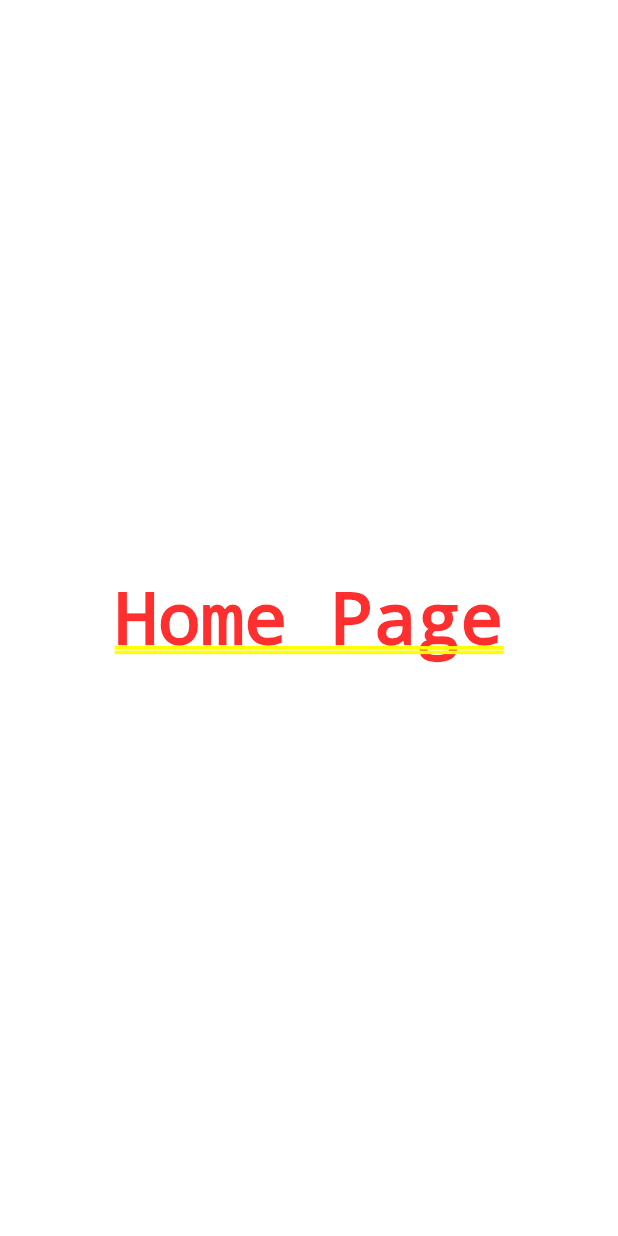
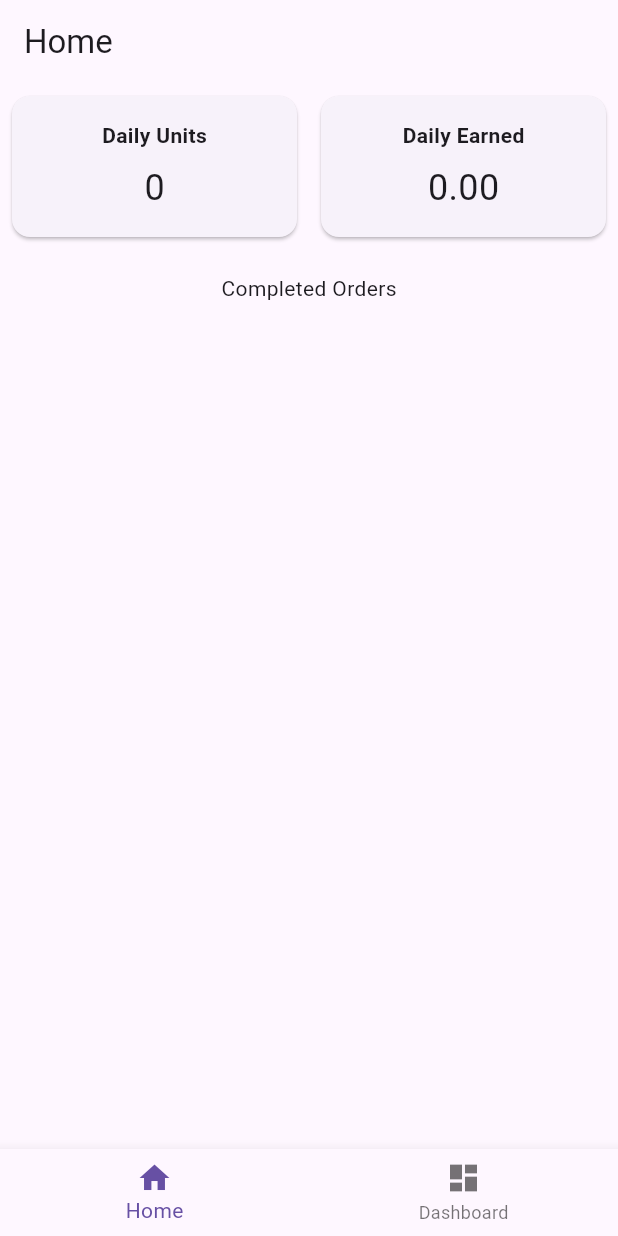
Before and after one commit to Garfend/week1_assignments, a Flutter app: the screen it shows after launch, on a phone screen of 412 x 824 dp. Run offline on Flutter 3.47's test engine with Material 3 defaults, Android fonts, the phone set to English and light mode, and no system bars; our stand-ins replace sqflite; accounts and stored records are empty.

Commit message:
Add Dashboard and Home pages with order management and reporting features

```diff
--- a/lib/main.dart
+++ b/lib/main.dart
@@ -1,19 +1,111 @@
+import 'package:flutter/material.dart';
+import 'package:assignment1/ui/widgets/app_navigation_bar.dart';
+import 'package:assignment1/logic/services/navigation_service.dart';
 import 'package:assignment1/ui/pages/home_page.dart';
-import 'package:flutter/material.dart';
+import 'package:assignment1/ui/pages/dashboard.dart';
+import 'package:assignment1/data/models/order_model.dart';
+import 'package:assignment1/data/models/item_drink.dart';
+import 'package:assignment1/data/models/constants/order_status.dart';
+import 'package:assignment1/data/repository/imp/order_repository_impl.dart';
+import 'package:assignment1/data/repository/imp/daily_reports_repository_imp.dart';
+import 'package:assignment1/logic/services/order_service.dart';
+import 'package:assignment1/logic/services/daily_reports_service.dart';
+import 'package:assignment1/data/local/app_database.dart';
+import 'dart:convert';
+import 'package:flutter/services.dart' show rootBundle;
 
-void main() {
-  runApp(AhwaaApp());
+Future<void> main() async {
+  WidgetsFlutterBinding.ensureInitialized();
+
+  final db = AppDatabase();
+  final orderRepo = OrderRepositorySQLite();
+
+  final orderService = OrderService(orderRepo);
+  final allOrders = await orderService.getAllOrders();
+  final dailyReportsRepository = DailyReportsRepositoryImp(allOrders);
+  final reportsService = DailyReportsService(dailyReportsRepository);
+
+  runApp(AhwaaApp(
+    orderService: orderService,
+    reportsService: reportsService,
+  ));
 }
 
 class AhwaaApp extends StatelessWidget {
-  const AhwaaApp({super.key});
+  final OrderService orderService;
+  final DailyReportsService reportsService;
+
+  const AhwaaApp({
+    super.key,
+    required this.orderService,
+    required this.reportsService,
+  });
 
   @override
   Widget build(BuildContext context) {
     return MaterialApp(
       title: 'Ahwaa App',
       theme: ThemeData(primarySwatch: Colors.blue),
-      home: const HomePage(),
+      navigatorKey: NavigationService.navigatorKey,
+      initialRoute: '/',
+      routes: {
+        '/': (context) => MainScreen(
+          orderService: orderService,
+          reportsService: reportsService,
+        ),
+        '/dashboard': (context) => DashboardPage(
+          orderService: orderService,
+          reportsService: reportsService,
+        ),
+        '/home': (context) => HomePage(
+          orderService: orderService,
+          reportsService: reportsService,
+        ),
+      },
     );
   }
 }
+
+class MainScreen extends StatefulWidget {
+  final OrderService orderService;
+  final DailyReportsService reportsService;
+
+  const MainScreen({
+    super.key,
+    required this.orderService,
+    required this.reportsService,
+  });
+
+  @override
+  State<MainScreen> createState() => _MainScreenState();
+}
+
+class _MainScreenState extends State<MainScreen> {
+  int _selectedIndex = 0;
+
+  @override
+  Widget build(BuildContext context) {
+    final pages = [
+      HomePage(
+        orderService: widget.orderService,
+        reportsService: widget.reportsService,
+      ),
+      DashboardPage(
+        orderService: widget.orderService,
+        reportsService: widget.reportsService,
+      ),
+    ];
+
+    return Scaffold(
+      body: pages[_selectedIndex],
+      bottomNavigationBar: AppNavigationBar(
+        currentIndex: _selectedIndex,
+        onTap: (index) {
+          setState(() {
+            _selectedIndex = index;
+          });
+        },
+      ),
+    );
+  }
+}
--- a/lib/ui/pages/home_page.dart
+++ b/lib/ui/pages/home_page.dart
@@ -1,10 +1,69 @@
-import 'package:flutter/cupertino.dart';
+import 'package:flutter/material.dart';
+import '../../data/models/constants/order_status.dart';
+import '../../logic/services/order_service.dart';
+import '../../logic/services/daily_reports_service.dart';
+import '../widgets/total_sales_card.dart';
+import '../widgets/drink_card.dart';
 
-class HomePage extends StatelessWidget {
-  const HomePage({super.key});
+class HomePage extends StatefulWidget {
+  final OrderService orderService;
+  final DailyReportsService reportsService;
+
+  const HomePage({
+    super.key,
+    required this.orderService,
+    required this.reportsService,
+  });
+
+  @override
+  State<HomePage> createState() => _HomePageState();
+}
+
+class _HomePageState extends State<HomePage> {
+  Future<void> _refresh() async {
+    setState(() {});
+  }
 
   @override
   Widget build(BuildContext context) {
-    return Center(child: Text('Home Page'));
+    return Scaffold(
+      appBar: AppBar(title: const Text('Home')),
+      body: FutureBuilder(
+        future: widget.orderService.getAllOrders(),
+        builder: (context, snapshot) {
+          if (!snapshot.hasData) {
+            return const Center(child: CircularProgressIndicator());
+          }
+          final orders = snapshot.data!;
+          final completedOrders = orders.where((o) => o.orderStatus == OrderStatus.complete).toList();
+
+          return SingleChildScrollView(
+            child: Column(
+              children: [
+                Row(
+                  children: [
+                    Expanded(
+                      child: TotalSalesCard(
+                        title: 'Daily Units',
+                        value: widget.reportsService.totalItemsSold().toString(),
+                      ),
+                    ),
+                    Expanded(
+                      child: TotalSalesCard(
+                        title: 'Daily Earned',
+                        value: widget.reportsService.totalSales().toStringAsFixed(2),
+                      ),
+                    ),
+                  ],
+                ),
+                const SizedBox(height: 16),
+                const Text('Completed Orders'),
+                ...completedOrders.map((order) => DrinkCard(order: order)),
+              ],
+            ),
+          );
+        },
+      ),
+    );
   }
 }
```
Also changed, not shown: lib/ui/pages/dashboard.dart (added, +131 -0 lines).
